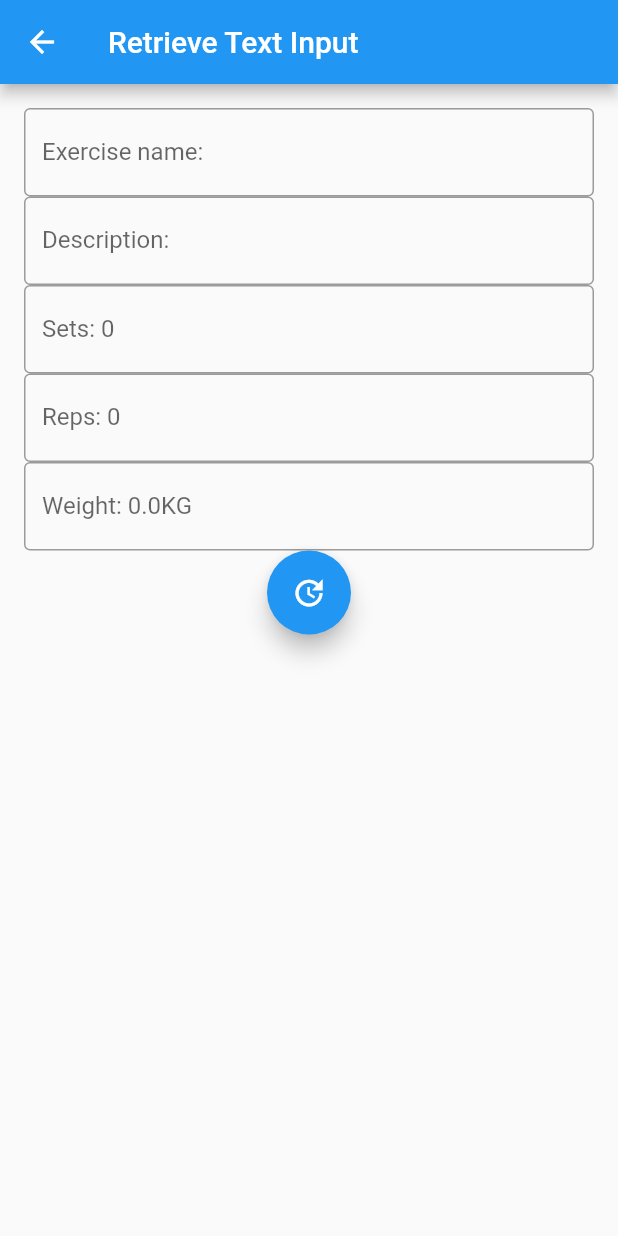
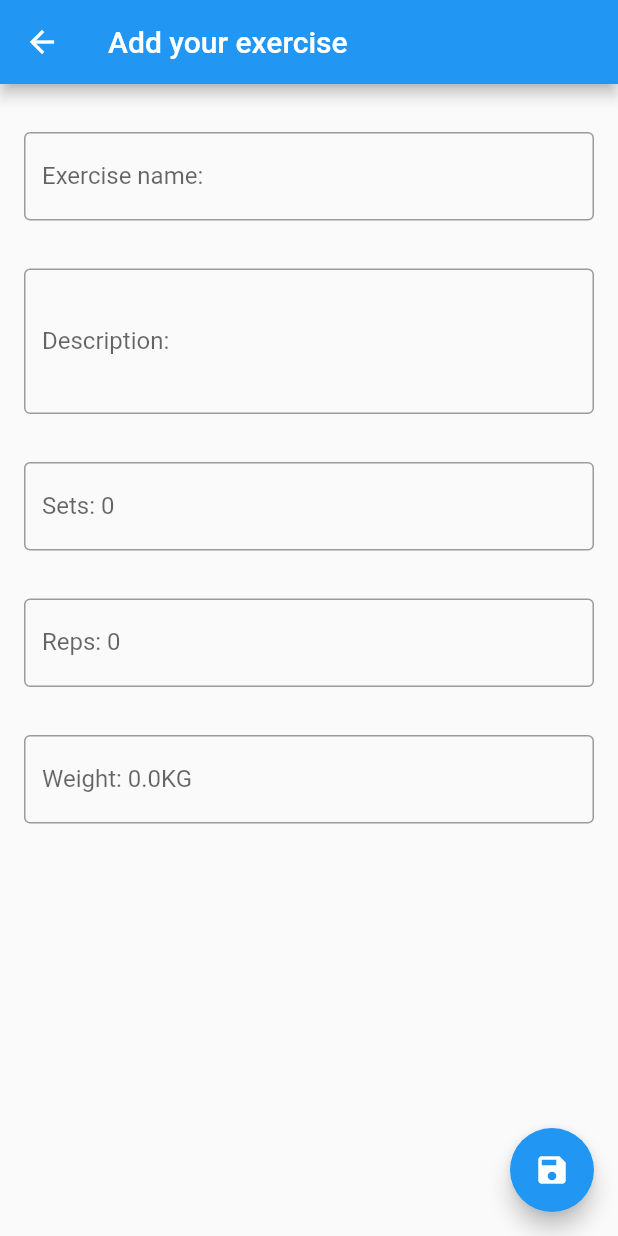
Before and after one commit to ArieBisfki/hva_ivse1_project_mobile, a Flutter app: the EditWorkout screen opened by its route, on a phone screen of 412 x 824 dp. Run offline on Flutter 3.47's test engine with Material 2 defaults, Android fonts, the phone set to English and light mode, and no system bars; our stand-ins replace bloc, either_dart, equatable, flutter_bloc, flutter_secure_storage, flutter_speed_dial and 3 more; missing offline and left inert: http_interceptor; accounts and stored records are empty.

Commit message:
with deleteExercise

```diff
--- a/lib/feature/calender/ui/workoutLogs_overview.dart
+++ b/lib/feature/calender/ui/workoutLogs_overview.dart
@@ -63,6 +63,8 @@ class _WorkoutLogsOverviewState extends State<WorkoutLogsOverview> {
                   onTap: () {
                     Navigator.pushNamed(context, "/workout",
                         arguments: value[index]);
+                      BlocProvider.of<WorkoutBloc>(context)
+                          .add(ResetExercise());
                   },
                   title: Text('Workout ID: ${value[index].id}'),
                   trailing: IconButton(
--- a/lib/feature/workout/bloc/workout_bloc.dart
+++ b/lib/feature/workout/bloc/workout_bloc.dart
@@ -11,6 +11,8 @@ part 'workout_event.dart';
 
 part 'workout_state.dart';
 
+///@author Costa
+///Workout bloc
 class WorkoutBloc extends Bloc<WorkoutEvent, WorkoutState> {
   final ExerciseLogRepository workoutRepository;
 
@@ -21,14 +23,6 @@ class WorkoutBloc extends Bloc<WorkoutEvent, WorkoutState> {
   List<ExerciseLog> _exercises = [];
 
   List<ExerciseLog> get exercises => _exercises;
-
-  // void toggleExercise(Exercise exercise) {
-  //   if (_exercises.contains(exercise)) {
-  //     _exercises.remove(exercise);
-  //   } else {
-  //     _exercises.add(exercise);
-  //   }
-  // }
 
   @override
   Stream<WorkoutState> mapEventToState(
@@ -93,7 +87,7 @@ class WorkoutBloc extends Bloc<WorkoutEvent, WorkoutState> {
     }
     if (event is DeleteExerciseEvent) {
       final DataResponse<dynamic> result =
-          await workoutRepository.deleteExercises(event.exercise);
+          await workoutRepository.deleteExercises(event.exercise, event.workoutLogId);
 
       _exercises.remove(event.exercise);
 
--- a/lib/feature/workout/bloc/workout_event.dart
+++ b/lib/feature/workout/bloc/workout_event.dart
@@ -32,9 +32,10 @@ class NewExerciseEvent extends WorkoutEvent {
 }
 
 class DeleteExerciseEvent extends WorkoutEvent {
-  const DeleteExerciseEvent(this.exercise);
+  const DeleteExerciseEvent(this.exercise, this.workoutLogId);
 
-  final Exercise exercise;
+  final int workoutLogId;
+  final ExerciseLog exercise;
 
   List<Object> get props => [exercise];
 }
--- a/lib/feature/workout/resources/Iworkout_repository.dart
+++ b/lib/feature/workout/resources/Iworkout_repository.dart
@@ -13,7 +13,8 @@ abstract class IWorkoutRepository {
   Future<DataResponse<List<ExerciseLog>>> getExercises(int id);
 
   Future<DataResponse<int>> deleteExercises(
-    Exercise exercise,
+    ExerciseLog exercise,
+      int id
   );
 
   Future<DataResponse<Exercise>> getExercise(
--- a/lib/feature/workout/resources/workout_adapter.dart
+++ b/lib/feature/workout/resources/workout_adapter.dart
@@ -38,9 +38,9 @@ class ExerciseLogDbAdapter {
     return db.update('workouts', ed.toJson(), where: "id = ${ed.id}");
   }
 
-  Future deleteExercise(Exercise ed) async {
+  Future deleteExercise(WorkoutLog ed) async {
     final Database db = await LocalDatabase().db;
-    return db.delete('workouts', where: "id = ${ed.id}");
+    return db.update('workouts', ed.toJson(), where: "id = ${ed.id}");
   }
 
   Future updateExercise(Exercise ed) async {
--- a/lib/feature/workout/resources/workout_repository.dart
+++ b/lib/feature/workout/resources/workout_repository.dart
@@ -1,3 +1,5 @@
+import 'dart:math';
+
 import 'package:ivse1_gymlife/common/http/response.dart';
 import 'package:ivse1_gymlife/feature/calender/models/exercise.dart';
 import 'package:ivse1_gymlife/feature/calender/models/exercise_log.dart';
@@ -31,9 +33,13 @@ class ExerciseLogRepository implements IWorkoutRepository {
   }
 
   @override
-  Future<DataResponse<int>> deleteExercises(Exercise exercise) async {
+  Future<DataResponse<int>> deleteExercises(ExerciseLog exercise, int? id) async {
     try {
-      final int response = await dbAdapter.deleteExercise(exercise);
+      final WorkoutLog request = await dbAdapter.getWorkout(id!);
+      request.exerciseLogs.remove(exercise);
+      //
+      // final Exercise request = await dbAdapter.getExercise(exercise.id!);
+      final int response = await dbAdapter.deleteExercise(request);
 
       if (response == 0) {
         return DataResponse<int>.connectivityError();
--- a/lib/feature/workout/ui/edit_workout.dart
+++ b/lib/feature/workout/ui/edit_workout.dart
@@ -76,22 +76,27 @@ class _EditWorkoutState extends State<EditWorkout> {
   Widget build(BuildContext context) {
     return Scaffold(
       appBar: AppBar(
-        title: const Text('Retrieve Text Input'),
+        title: const Text('Add your exercise'),
       ),
       body: Padding(
-        padding: const EdgeInsets.all(16.0),
-        child: Column(
+        padding: EdgeInsets.symmetric(horizontal: 8, vertical: 16),
+        child: ListView(
           children: [
-            TextField(
+            Padding(
+              padding: const EdgeInsets.symmetric(horizontal: 8, vertical: 16),
+              child: TextField(
                 decoration: InputDecoration(
                   border: OutlineInputBorder(),
-                labelText:
-                    "Exercise name: " + widget.exerciseData.exerciseLog.exercise.name,
+                  labelText: "Exercise name: " +
+                      widget.exerciseData.exerciseLog.exercise.name,
                 ),
                 controller: nameController,
                 keyboardType: TextInputType.text,
               ),
-            TextField(
+            ),
+            Padding(
+              padding: const EdgeInsets.symmetric(horizontal: 8, vertical: 16),
+              child: TextField(
                 decoration: InputDecoration(
                   border: OutlineInputBorder(),
                   labelText: "Description: " +
@@ -99,8 +104,13 @@ class _EditWorkoutState extends State<EditWorkout> {
                 ),
                 controller: descController,
                 keyboardType: TextInputType.text,
+                minLines: 3,
+                maxLines: 7,
               ),
-            TextField(
+            ),
+            Padding(
+              padding: const EdgeInsets.symmetric(horizontal: 8, vertical: 16),
+              child: TextField(
                 decoration: InputDecoration(
                   border: OutlineInputBorder(),
                   labelText: "Sets: " +
@@ -109,7 +119,10 @@ class _EditWorkoutState extends State<EditWorkout> {
                 controller: setController,
                 keyboardType: TextInputType.number,
               ),
-            TextField(
+            ),
+            Padding(
+              padding: const EdgeInsets.symmetric(horizontal: 8, vertical: 16),
+              child: TextField(
                 decoration: InputDecoration(
                   border: OutlineInputBorder(),
                   labelText: "Reps: " +
@@ -118,22 +131,29 @@ class _EditWorkoutState extends State<EditWorkout> {
                 controller: repController,
                 keyboardType: TextInputType.number,
               ),
-            TextField(
+            ),
+            Padding(
+              padding: const EdgeInsets.symmetric(horizontal: 8, vertical: 16),
+              child: TextField(
                 decoration: InputDecoration(
                   border: OutlineInputBorder(),
                   labelText: "Weight: " +
-                    widget.exerciseData.exerciseLog.exercise.weight.toString() + "KG",
+                      widget.exerciseData.exerciseLog.exercise.weight
+                          .toString() +
+                      "KG",
                 ),
                 controller: weightController,
                 keyboardType: TextInputType.number,
               ),
-            FloatingActionButton(
+            ),
+
+          ],
+        ),
+      ),
+        floatingActionButton: FloatingActionButton(
           onPressed: () => addExerciseLog(_exerciseDataId),
           tooltip: 'Add an exercise.',
-              child: Icon(Icons.update),
-            ),
-          ],
-        ),
+          child: Icon(Icons.save),
         ),
     );
   }
```
Also changed, not shown: lib/common/route/route_generator.dart (+14 -0 lines), lib/feature/workout/ui/workout.dart (+45 -30 lines), 1 other file. Lines whose indentation alone changed are shown as unchanged.
